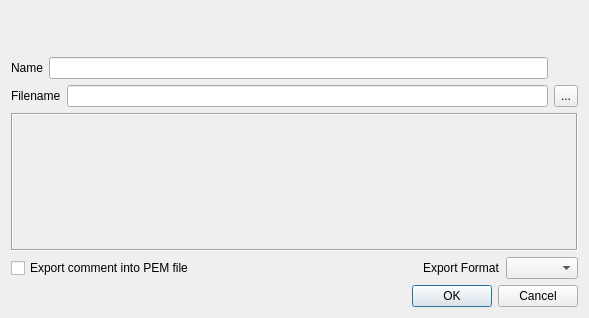
Old version of the form ui/ExportDialog.ui in the repository chris2511/xca.
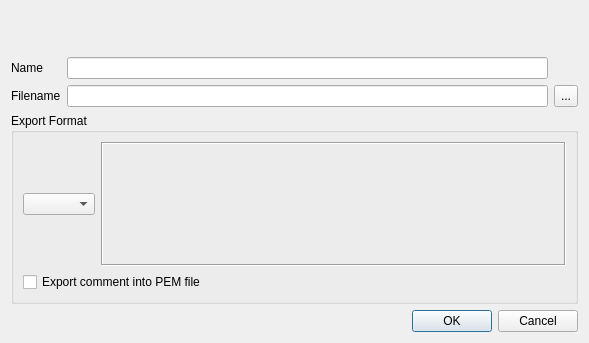
New version of the form. Custom widgets are drawn as their Qt base class.

Commit message: Reorganize exportdialog

```diff
--- a/ui/ExportDialog.ui
+++ b/ui/ExportDialog.ui
@@ -7,13 +7,13 @@
     <x>0</x>
     <y>0</y>
     <width>589</width>
-    <height>318</height>
+    <height>343</height>
    </rect>
   </property>
   <property name="windowTitle">
    <string/>
   </property>
-  <layout class="QVBoxLayout" name="verticalLayout">
+  <layout class="QVBoxLayout" name="verticalLayout_2">
    <item>
     <layout class="QHBoxLayout">
      <item>
@@ -22,7 +22,6 @@
         <font>
          <family>Arial</family>
          <pointsize>14</pointsize>
-         <weight>50</weight>
          <italic>false</italic>
          <bold>false</bold>
          <underline>false</underline>
@@ -70,9 +69,6 @@
    </item>
    <item>
     <layout class="QGridLayout" name="gridLayout">
-     <property name="sizeConstraint">
-      <enum>QLayout::SetDefaultConstraint</enum>
-     </property>
      <item row="0" column="0">
       <widget class="QLabel" name="TextLabel2">
        <property name="text">
@@ -80,14 +76,14 @@
        </property>
       </widget>
      </item>
-     <item row="0" column="1" colspan="2">
+     <item row="0" column="1">
       <widget class="QLineEdit" name="descr">
        <property name="toolTip">
         <string>The internal name of the CRL in the database</string>
        </property>
       </widget>
      </item>
-     <item row="1" column="0" colspan="2">
+     <item row="1" column="0">
       <widget class="QLabel" name="TextLabel14">
        <property name="sizePolicy">
         <sizepolicy hsizetype="Fixed" vsizetype="Minimum">
@@ -100,10 +96,10 @@
        </property>
       </widget>
      </item>
-     <item row="1" column="2">
+     <item row="1" column="1">
       <widget class="QLineEdit" name="filename"/>
      </item>
-     <item row="1" column="3">
+     <item row="1" column="2">
       <widget class="QToolButton" name="fileBut">
        <property name="sizePolicy">
         <sizepolicy hsizetype="Fixed" vsizetype="Minimum">
@@ -119,6 +115,17 @@
     </layout>
    </item>
    <item>
+    <widget class="QGroupBox" name="groupBox">
+     <property name="title">
+      <string>Export Format</string>
+     </property>
+     <layout class="QVBoxLayout" name="verticalLayout">
+      <item>
+       <layout class="QHBoxLayout" name="horizontalLayout">
+        <item>
+         <widget class="focusCombo" name="exportFormat"/>
+        </item>
+        <item>
     <widget class="QLabel" name="infoBox">
      <property name="sizePolicy">
       <sizepolicy hsizetype="Expanding" vsizetype="Expanding">
@@ -126,6 +133,12 @@
        <verstretch>0</verstretch>
       </sizepolicy>
      </property>
+          <property name="minimumSize">
+           <size>
+            <width>0</width>
+            <height>100</height>
+           </size>
+          </property>
      <property name="frameShape">
       <enum>QFrame::Box</enum>
      </property>
@@ -143,8 +156,8 @@
      </property>
     </widget>
    </item>
-   <item>
-    <layout class="QHBoxLayout" name="horizontalLayout_3">
+       </layout>
+      </item>
      <item>
       <widget class="QCheckBox" name="pemComment">
        <property name="text">
@@ -152,30 +165,8 @@
        </property>
       </widget>
      </item>
-     <item>
-      <spacer name="verticalSpacer_2">
-       <property name="orientation">
-        <enum>Qt::Horizontal</enum>
-       </property>
-       <property name="sizeHint" stdset="0">
-        <size>
-         <width>11</width>
-         <height>20</height>
-        </size>
-       </property>
-      </spacer>
-     </item>
-     <item>
-      <widget class="QLabel" name="TextLabel1">
-       <property name="text">
-        <string>Export Format</string>
-       </property>
-      </widget>
-     </item>
-     <item>
-      <widget class="focusCombo" name="exportFormat"/>
-     </item>
-    </layout>
+     </layout>
+    </widget>
    </item>
    <item>
     <widget class="QDialogButtonBox" name="buttonBox">
```
Lines whose indentation alone changed are shown as unchanged.
